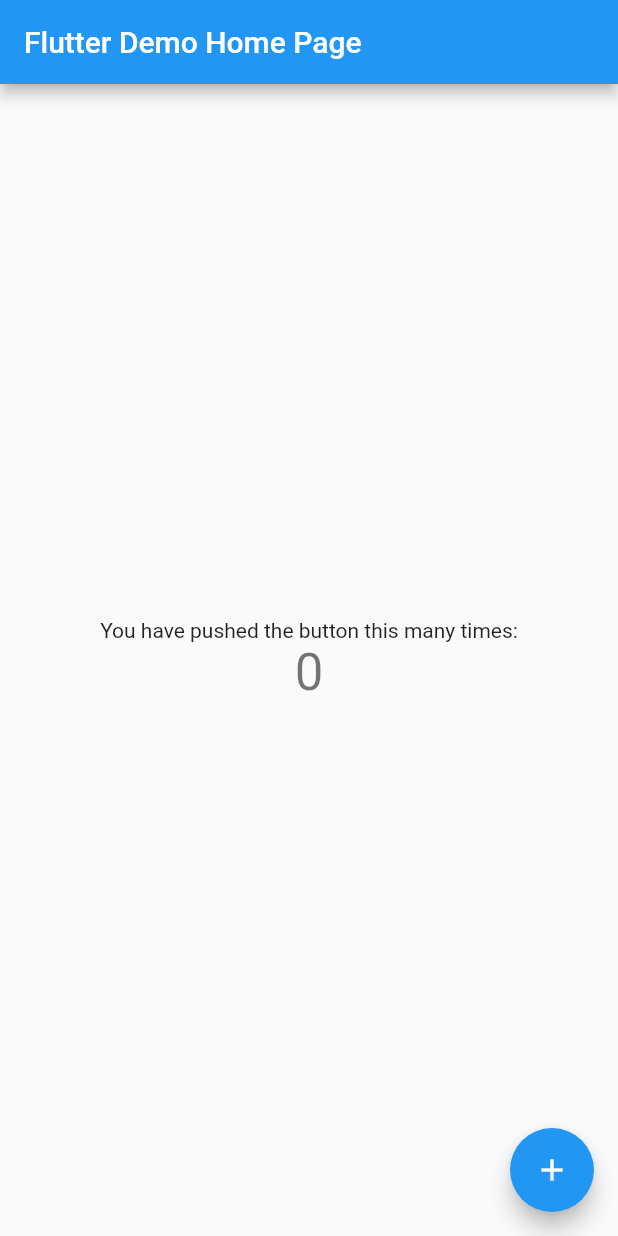
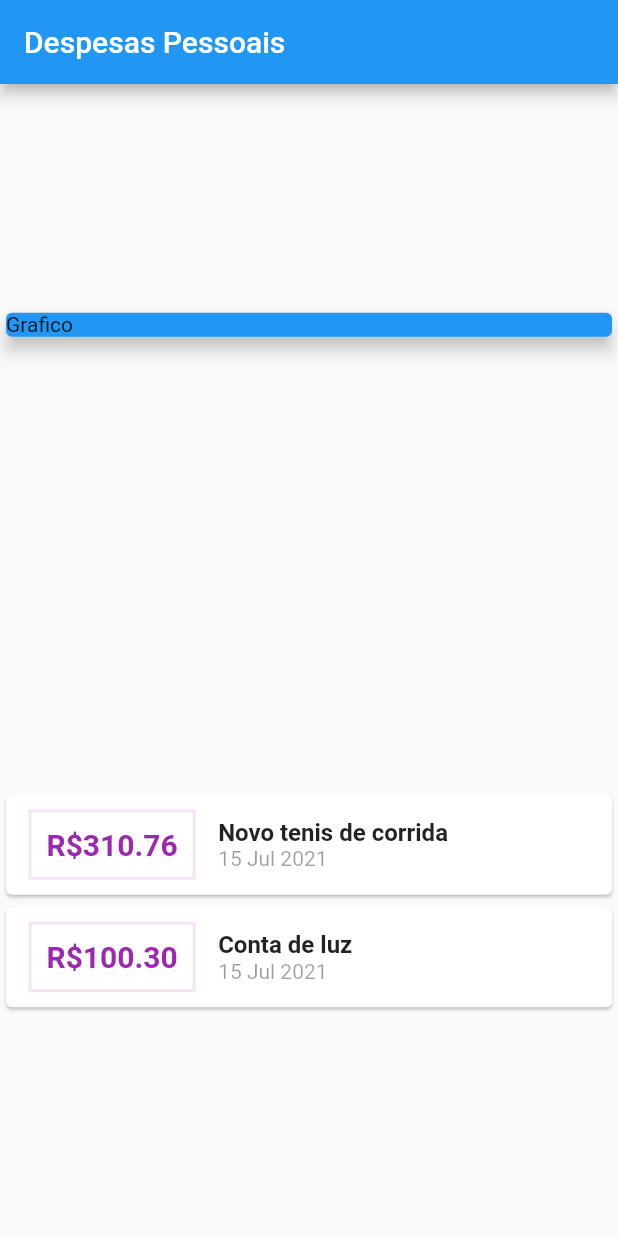
Before and after one commit to lerototi/expenses, a Flutter app: the screen it shows after launch, on a phone screen of 412 x 824 dp. Run offline on Flutter 3.47's test engine with Material 2 defaults, Android fonts, the phone set to English and light mode, and no system bars.

Commit message:
listagem despesas home

```diff
--- a/lib/main.dart
+++ b/lib/main.dart
@@ -1,113 +1,81 @@
+import 'package:expenses/models/transaction.dart';
 import 'package:flutter/material.dart';
+import 'package:intl/intl.dart';
+main() => runApp(ExpensesApp());
 
-void main() {
-  runApp(MyApp());
-}
+class ExpensesApp extends StatelessWidget {
 
-class MyApp extends StatelessWidget {
-  // This widget is the root of your application.
   @override
   Widget build(BuildContext context) {
     return MaterialApp(
-      title: 'Flutter Demo',
-      theme: ThemeData(
-        // This is the theme of your application.
-        //
-        // Try running your application with "flutter run". You'll see the
-        // application has a blue toolbar. Then, without quitting the app, try
-        // changing the primarySwatch below to Colors.green and then invoke
-        // "hot reload" (press "r" in the console where you ran "flutter run",
-        // or simply save your changes to "hot reload" in a Flutter IDE).
-        // Notice that the counter didn't reset back to zero; the application
-        // is not restarted.
-        primarySwatch: Colors.blue,
-      ),
-      home: MyHomePage(title: 'Flutter Demo Home Page'),
+      home: MyHomePage()
       );
   }
 }
 
-class MyHomePage extends StatefulWidget {
-  MyHomePage({Key? key, required this.title}) : super(key: key);
-
-  // This widget is the home page of your application. It is stateful, meaning
-  // that it has a State object (defined below) that contains fields that affect
-  // how it looks.
-
-  // This class is the configuration for the state. It holds the values (in this
-  // case the title) provided by the parent (in this case the App widget) and
-  // used by the build method of the State. Fields in a Widget subclass are
-  // always marked "final".
-
-  final String title;
-
-  @override
-  _MyHomePageState createState() => _MyHomePageState();
-}
-
-class _MyHomePageState extends State<MyHomePage> {
-  int _counter = 0;
-
-  void _incrementCounter() {
-    setState(() {
-      // This call to setState tells the Flutter framework that something has
-      // changed in this State, which causes it to rerun the build method below
-      // so that the display can reflect the updated values. If we changed
-      // _counter without calling setState(), then the build method would not be
-      // called again, and so nothing would appear to happen.
-      _counter++;
-    });
-  }
+class MyHomePage extends StatelessWidget {
+  final _transactions = [
+    Transaction(id: 't1', title: 'Novo tenis de corrida', value: 310.76, date: DateTime.now()),
+    Transaction(id: 't2', title: 'Conta de luz', value: 100.30, date: DateTime.now()),
+  ];
 
   @override
   Widget build(BuildContext context) {
-    // This method is rerun every time setState is called, for instance as done
-    // by the _incrementCounter method above.
-    //
-    // The Flutter framework has been optimized to make rerunning build methods
-    // fast, so that you can just rebuild anything that needs updating rather
-    // than having to individually change instances of widgets.
+
     return Scaffold(
       appBar: AppBar(
-        // Here we take the value from the MyHomePage object that was created by
-        // the App.build method, and use it to set our appbar title.
-        title: Text(widget.title),
+      title: Text("Despesas Pessoais"),
       ),
-      body: Center(
-        // Center is a layout widget. It takes a single child and positions it
-        // in the middle of the parent.
-        child: Column(
-          // Column is also a layout widget. It takes a list of children and
-          // arranges them vertically. By default, it sizes itself to fit its
-          // children horizontally, and tries to be as tall as its parent.
-          //
-          // Invoke "debug painting" (press "p" in the console, choose the
-          // "Toggle Debug Paint" action from the Flutter Inspector in Android
-          // Studio, or the "Toggle Debug Paint" command in Visual Studio Code)
-          // to see the wireframe for each widget.
-          //
-          // Column has various properties to control how it sizes itself and
-          // how it positions its children. Here we use mainAxisAlignment to
-          // center the children vertically; the main axis here is the vertical
-          // axis because Columns are vertical (the cross axis would be
-          // horizontal).
-          mainAxisAlignment: MainAxisAlignment.center,
-          children: <Widget>[
-            Text(
-              'You have pushed the button this many times:',
+      body: Column(
+        mainAxisAlignment: MainAxisAlignment.spaceAround,
+        crossAxisAlignment: CrossAxisAlignment.stretch,
+        children: [
+        Container(
+          child: Card(
+            child: Text("Grafico"),
+            elevation: 5,
+            color: Colors.blue,
           ),
-            Text(
-              '$_counter',
-              style: Theme.of(context).textTheme.headline4,
         ),
+        Column(children: _transactions.map((tr) {
+          return Card(
+            child: Row(
+              children: [
+                Container(
+                  margin: EdgeInsets.symmetric(
+                    horizontal: 15,
+                    vertical: 10
+                  ),
+                  decoration: BoxDecoration(
+                    border: Border.all(
+                      color: Colors.purple[50]!,
+                      width: 2
+                    ),
+                  ),
+                  padding: EdgeInsets.all(10),
+                  child: Text('R\$${tr.value.toStringAsFixed(2)}',
+                    style: TextStyle(
+                      fontWeight: FontWeight.bold,
+                      fontSize: 20,
+                      color: Colors.purple
+                  )),
+                ),
+                Column(
+                  crossAxisAlignment: CrossAxisAlignment.start,
+                  children: [
+                  Text(tr.title, style: TextStyle(
+                    fontWeight: FontWeight.bold,
+                    fontSize: 16),
+                  ),
+                  Text(DateFormat('d MMM y').format(tr.date), style: TextStyle(
+                    color: Colors.black38),
+                  )
+                ],)
               ],
             ),
-      ),
-      floatingActionButton: FloatingActionButton(
-        onPressed: _incrementCounter,
-        tooltip: 'Increment',
-        child: Icon(Icons.add),
-      ), // This trailing comma makes auto-formatting nicer for build methods.
+          );
+        }).toList()),
+      ],)
     );
   }
 }
--- /dev/null
+++ b/lib/models/transaction.dart
@@ -0,0 +1,14 @@
+class Transaction {
+  final String id;
+  final String title;
+  final double value;
+  final DateTime date;
+
+  Transaction({
+    required this.id,
+    required this.title,
+    required this.value,
+    required this.date});
+
+
+}
--- a/pubspec.yaml
+++ b/pubspec.yaml
@@ -23,7 +23,7 @@ environment:
 dependencies:
   flutter:
     sdk: flutter
-
+  intl: ^0.17.0
 
   # The following adds the Cupertino Icons font to your application.
   # Use with the CupertinoIcons class for iOS style icons.
@@ -32,7 +32,6 @@ dependencies:
 dev_dependencies:
   flutter_test:
     sdk: flutter
-
 # For information on the generic Dart part of this file, see the
 # following page: https://dart.dev/tools/pub/pubspec
 
```
Also changed, not shown: pubspec.lock. Lines whose indentation alone changed are shown as unchanged.
